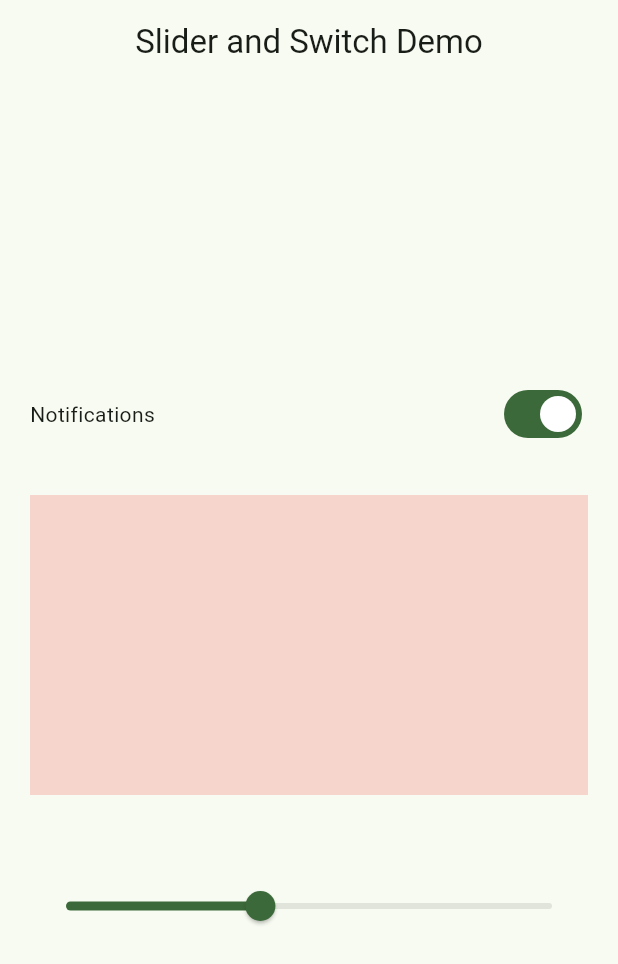
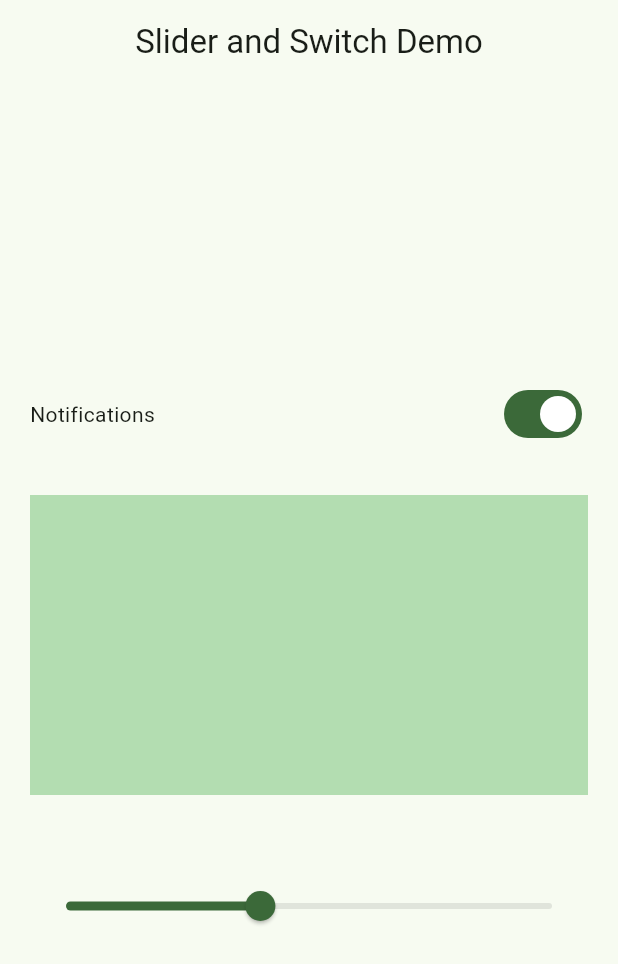
Before and after one commit to mraj555/BlocLabs, a Flutter app: the screen it shows after launch, on a phone screen of 412 x 824 dp. Shown: the top 964 px of the screen. Run offline on Flutter 3.47's test engine with Material 3 defaults, Android fonts, the phone set to English and light mode, and no system bars; our stand-ins replace bloc, equatable, flutter_bloc.

Commit message:
feat: Implement Slider Bloc for Opacity Control
This commit introduces a `SliderBloc` to manage the opacity of a container in the `SliderAndSwitchScreen`.

**Key Changes:**

- **Slider Bloc:**
    - `SliderEvent`: Defines `ChangeOpacity` event to update the opacity.
    - `SliderState`: Holds the current `opacity` value.
    - `SliderBloc`: Manages the opacity state, reacting to `ChangeOpacity` events.
- **UI Update:**
    - `SliderAndSwitchScreen`:
        - A `BlocBuilder<SliderBloc, SliderState>` now wraps the `Container` to update its color opacity based on the `SliderBloc`'s state.
        - Another `BlocBuilder<SliderBloc, SliderState>` wraps the `Slider` widget. The slider's value is driven by the `SliderBloc`'s state, and `onChange` dispatches `ChangeOpacity` events.
        - The `buildWhen` property is used in `BlocBuilder` for both the notification switch and the opacity slider to optimize widget rebuilds.
- **App Integration:**
    - `main.dart`:
        - `SliderBloc` is now provided using `MultiBlocProvider` alongside `CounterBloc` and `SwitchBloc`. This allows multiple Blocs to be available in the widget tree.

```diff
--- a/lib/main.dart
+++ b/lib/main.dart
@@ -1,5 +1,6 @@
 import 'package:bloclabs/counter_app/ui/counter_screen.dart';
 import 'package:bloclabs/equatable_demo/equatable_demo.dart';
+import 'package:bloclabs/slider_and_switch_demo/bloc/slider/slider_bloc.dart';
 import 'package:bloclabs/slider_and_switch_demo/ui/slider_and_switch_screen.dart';
 import 'package:flutter/material.dart';
 import 'package:flutter_bloc/flutter_bloc.dart';
@@ -26,16 +27,30 @@ class MyApp extends StatelessWidget {
     //   ),
     // );
 
-    //if Multi bloc then we can use nested BlocProvider like this
-    return BlocProvider(
-      create: (context) => CounterBloc(),
-      child: BlocProvider(
-        create: (context) => SwitchBloc(),
-        child: MaterialApp(
-          debugShowCheckedModeBanner: false,
-          theme: ThemeData(colorScheme: ColorScheme.fromSeed(seedColor: Colors.green)),
-          home: SliderAndSwitchScreen(),
-        ),
+    // //if Multi bloc then we can use nested BlocProvider like this
+    // return BlocProvider(
+    //   create: (context) => CounterBloc(),
+    //   child: BlocProvider(
+    //     create: (context) => SwitchBloc(),
+    //     child: MaterialApp(
+    //       debugShowCheckedModeBanner: false,
+    //       theme: ThemeData(colorScheme: ColorScheme.fromSeed(seedColor: Colors.green)),
+    //       home: SliderAndSwitchScreen(),
+    //     ),
+    //   ),
+    // );
+
+    //MultiBlocProvider use for Multiple Blocs Classes
+    return MultiBlocProvider(
+      providers: [
+        BlocProvider<CounterBloc>(create: (context) => CounterBloc()),
+        BlocProvider<SwitchBloc>(create: (context) => SwitchBloc()),
+        BlocProvider<SliderBloc>(create: (context) => SliderBloc()),
+      ],
+      child: MaterialApp(
+        debugShowCheckedModeBanner: false,
+        theme: ThemeData(colorScheme: ColorScheme.fromSeed(seedColor: Colors.green)),
+        home: SliderAndSwitchScreen(),
       ),
     );
   }
--- /dev/null
+++ b/lib/slider_and_switch_demo/bloc/slider/slider_bloc.dart
@@ -0,0 +1,13 @@
+import 'package:bloc/bloc.dart';
+import 'package:bloclabs/slider_and_switch_demo/bloc/slider/slider_event.dart';
+import 'package:bloclabs/slider_and_switch_demo/bloc/slider/slider_state.dart';
+
+class SliderBloc extends Bloc<SliderEvent, SliderState> {
+  SliderBloc() : super(SliderState()) {
+    on<ChangeOpacity>(_onChangeOpacity);
+  }
+
+  void _onChangeOpacity(ChangeOpacity event, Emitter<SliderState> emit) {
+    emit(state.copyWith(opacity: event.opacity));
+  }
+}
--- /dev/null
+++ b/lib/slider_and_switch_demo/bloc/slider/slider_event.dart
@@ -0,0 +1,17 @@
+import 'package:equatable/equatable.dart';
+
+abstract class SliderEvent extends Equatable {
+  const SliderEvent();
+
+  @override
+  List<Object?> get props => [];
+}
+
+class ChangeOpacity extends SliderEvent {
+  double opacity;
+
+  ChangeOpacity({required this.opacity});
+
+  @override
+  List<Object?> get props => [opacity];
+}
--- /dev/null
+++ b/lib/slider_and_switch_demo/bloc/slider/slider_state.dart
@@ -0,0 +1,12 @@
+import 'package:equatable/equatable.dart';
+
+class SliderState extends Equatable {
+  double opacity;
+
+  SliderState({this.opacity = .4});
+
+  SliderState copyWith({double? opacity}) => SliderState(opacity: opacity ?? this.opacity);
+
+  @override
+  List<Object?> get props => [opacity];
+}
--- a/lib/slider_and_switch_demo/ui/slider_and_switch_screen.dart
+++ b/lib/slider_and_switch_demo/ui/slider_and_switch_screen.dart
@@ -1,3 +1,6 @@
+import 'package:bloclabs/slider_and_switch_demo/bloc/slider/slider_bloc.dart';
+import 'package:bloclabs/slider_and_switch_demo/bloc/slider/slider_event.dart';
+import 'package:bloclabs/slider_and_switch_demo/bloc/slider/slider_state.dart';
 import 'package:bloclabs/slider_and_switch_demo/bloc/switch/switch_bloc.dart';
 import 'package:bloclabs/slider_and_switch_demo/bloc/switch/switch_event.dart';
 import 'package:bloclabs/slider_and_switch_demo/bloc/switch/switch_state.dart';
@@ -23,6 +26,8 @@ class SliderAndSwitchScreen extends StatelessWidget {
                 children: [
                   Text("Notifications"),
                   BlocBuilder<SwitchBloc, SwitchState>(
+                    //buildWhen property used for restrict rebuild widget when its unnecessary
+                    buildWhen: (previous, current) => previous.isNotification != current.isNotification,
                     builder: (context, state) {
                       return Switch(
                         value: state.isNotification,
@@ -33,9 +38,18 @@ class SliderAndSwitchScreen extends StatelessWidget {
                 ],
               ),
               SizedBox(height: 30),
-              Container(height: 200, color: Colors.red.withValues(alpha: .2)),
+              BlocBuilder<SliderBloc, SliderState>(
+                buildWhen: (previous, current) => previous.opacity != current.opacity,
+                builder: (context, state) => Container(height: 200, color: Colors.green.withValues(alpha: state.opacity)),
+              ),
               SizedBox(height: 50),
-              Slider(value: .4, onChanged: (value) {}),
+              BlocBuilder<SliderBloc, SliderState>(
+                buildWhen: (previous, current) => previous.opacity != current.opacity,
+                builder: (context, state) => Slider(
+                  value: state.opacity,
+                  onChanged: (value) => context.read<SliderBloc>().add(ChangeOpacity(opacity: value)),
+                ),
+              ),
             ],
           ),
         ),
```
